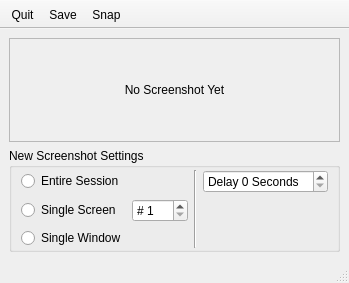
lumina-desktop/lumina, file lumina-screenshot/MainUI.ui: the form before one commit.
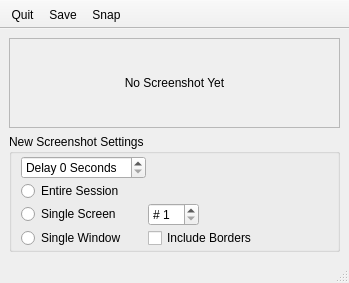
The form after the commit.

Commit message: Convert lumina-screenshot to use the XCB interface exclusively (no more XLib), and add the option to include/exclude window borders for a single-window screenshot.

```diff
--- a/lumina-screenshot/MainUI.ui
+++ b/lumina-screenshot/MainUI.ui
@@ -49,7 +49,17 @@
        <property name="bottomMargin">
         <number>1</number>
        </property>
-       <item row="0" column="3">
+       <property name="spacing">
+        <number>2</number>
+       </property>
+       <item row="3" column="1">
+        <widget class="QCheckBox" name="check_frame">
+         <property name="text">
+          <string>Include Borders</string>
+         </property>
+        </widget>
+       </item>
+       <item row="0" column="0">
         <widget class="QSpinBox" name="spin_delay">
          <property name="suffix">
           <string> Seconds</string>
@@ -62,56 +72,53 @@
          </property>
         </widget>
        </item>
-       <item row="1" column="1">
-        <widget class="QSpinBox" name="spin_monitor">
-         <property name="prefix">
-          <string notr="true"># </string>
-         </property>
-         <property name="minimum">
-          <number>1</number>
-         </property>
-        </widget>
-       </item>
-       <item row="0" column="0">
+       <item row="1" column="0">
         <widget class="QRadioButton" name="radio_all">
          <property name="text">
           <string>Entire Session</string>
          </property>
         </widget>
        </item>
-       <item row="2" column="0">
+       <item row="3" column="0">
         <widget class="QRadioButton" name="radio_window">
          <property name="text">
           <string>Single Window</string>
          </property>
         </widget>
        </item>
-       <item row="0" column="1">
-        <spacer name="horizontalSpacer_2">
-         <property name="orientation">
-          <enum>Qt::Horizontal</enum>
-         </property>
-         <property name="sizeHint" stdset="0">
-          <size>
-           <width>0</width>
-           <height>20</height>
-          </size>
-         </property>
-        </spacer>
-       </item>
-       <item row="1" column="0">
+       <item row="2" column="0">
         <widget class="QRadioButton" name="radio_monitor">
          <property name="text">
           <string>Single Screen</string>
          </property>
         </widget>
        </item>
-       <item row="0" column="2" rowspan="3">
-        <widget class="Line" name="line">
-         <property name="orientation">
-          <enum>Qt::Vertical</enum>
-         </property>
-        </widget>
+       <item row="2" column="1">
+        <layout class="QHBoxLayout" name="horizontalLayout">
+         <item>
+          <widget class="QSpinBox" name="spin_monitor">
+           <property name="prefix">
+            <string notr="true"># </string>
+           </property>
+           <property name="minimum">
+            <number>1</number>
+           </property>
+          </widget>
+         </item>
+         <item>
+          <spacer name="horizontalSpacer">
+           <property name="orientation">
+            <enum>Qt::Horizontal</enum>
+           </property>
+           <property name="sizeHint" stdset="0">
+            <size>
+             <width>40</width>
+             <height>20</height>
+            </size>
+           </property>
+          </spacer>
+         </item>
+        </layout>
        </item>
       </layout>
      </widget>
```
The commit also changes 2 other files.
